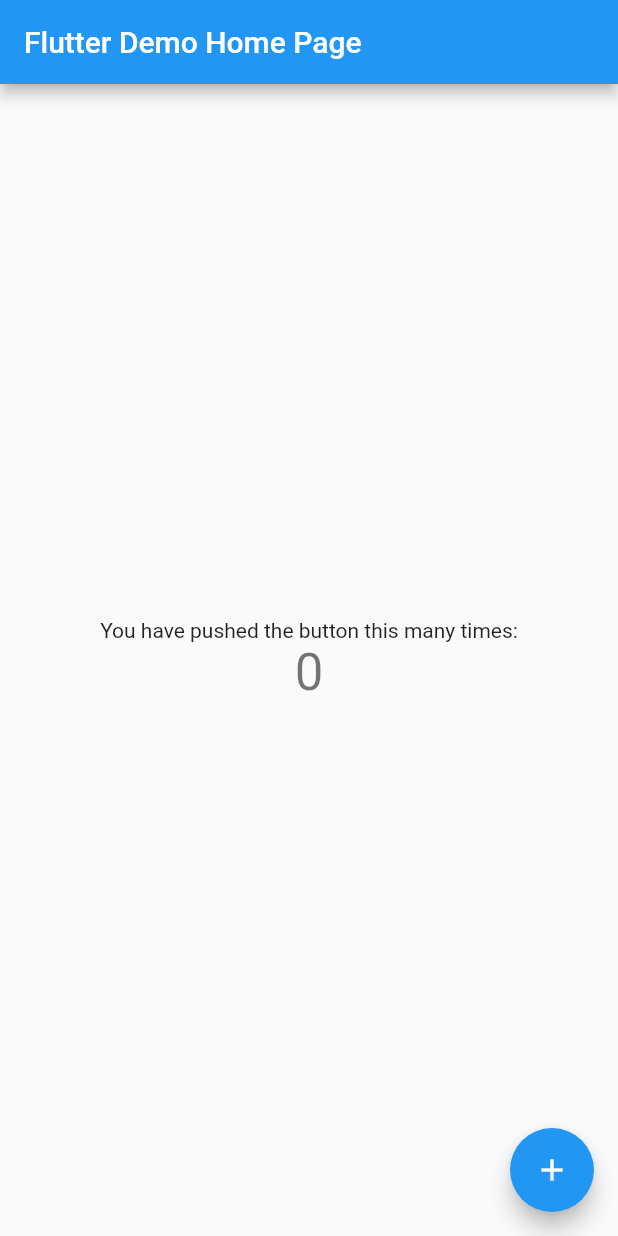
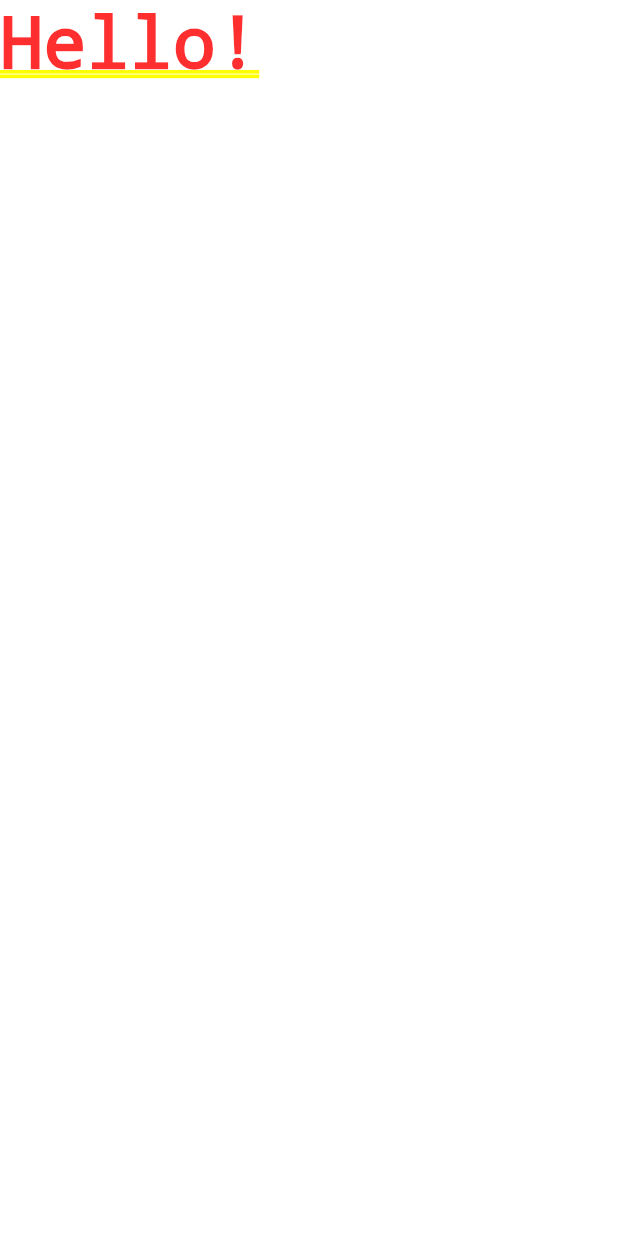
Before and after one commit to alex-pythonista/Flutter-Hello-World-App, a Flutter app: the screen it shows after launch, on a phone screen of 412 x 824 dp. Run offline on Flutter 3.47's test engine with Material 2 defaults, Android fonts, the phone set to English and light mode, and no system bars.

Commit message:
hello app scratch

```diff
--- a/lib/main.dart
+++ b/lib/main.dart
@@ -1,115 +1,14 @@
 import 'package:flutter/material.dart';
 
 void main() {
-  runApp(const MyApp());
+  runApp(HelloApp());
 }
 
-class MyApp extends StatelessWidget {
-  const MyApp({super.key});
-
-  // This widget is the root of your application.
+class HelloApp extends StatelessWidget {
   @override
   Widget build(BuildContext context) {
     return MaterialApp(
-      title: 'Flutter Demo',
-      theme: ThemeData(
-        // This is the theme of your application.
-        //
-        // Try running your application with "flutter run". You'll see the
-        // application has a blue toolbar. Then, without quitting the app, try
-        // changing the primarySwatch below to Colors.green and then invoke
-        // "hot reload" (press "r" in the console where you ran "flutter run",
-        // or simply save your changes to "hot reload" in a Flutter IDE).
-        // Notice that the counter didn't reset back to zero; the application
-        // is not restarted.
-        primarySwatch: Colors.blue,
-      ),
-      home: const MyHomePage(title: 'Flutter Demo Home Page'),
+      home: Text('Hello!'),
     );
   }
 }
-
-class MyHomePage extends StatefulWidget {
-  const MyHomePage({super.key, required this.title});
-
-  // This widget is the home page of your application. It is stateful, meaning
-  // that it has a State object (defined below) that contains fields that affect
-  // how it looks.
-
-  // This class is the configuration for the state. It holds the values (in this
-  // case the title) provided by the parent (in this case the App widget) and
-  // used by the build method of the State. Fields in a Widget subclass are
-  // always marked "final".
-
-  final String title;
-
-  @override
-  State<MyHomePage> createState() => _MyHomePageState();
-}
-
-class _MyHomePageState extends State<MyHomePage> {
-  int _counter = 0;
-
-  void _incrementCounter() {
-    setState(() {
-      // This call to setState tells the Flutter framework that something has
-      // changed in this State, which causes it to rerun the build method below
-      // so that the display can reflect the updated values. If we changed
-      // _counter without calling setState(), then the build method would not be
-      // called again, and so nothing would appear to happen.
-      _counter++;
-    });
-  }
-
-  @override
-  Widget build(BuildContext context) {
-    // This method is rerun every time setState is called, for instance as done
-    // by the _incrementCounter method above.
-    //
-    // The Flutter framework has been optimized to make rerunning build methods
-    // fast, so that you can just rebuild anything that needs updating rather
-    // than having to individually change instances of widgets.
-    return Scaffold(
-      appBar: AppBar(
-        // Here we take the value from the MyHomePage object that was created by
-        // the App.build method, and use it to set our appbar title.
-        title: Text(widget.title),
-      ),
-      body: Center(
-        // Center is a layout widget. It takes a single child and positions it
-        // in the middle of the parent.
-        child: Column(
-          // Column is also a layout widget. It takes a list of children and
-          // arranges them vertically. By default, it sizes itself to fit its
-          // children horizontally, and tries to be as tall as its parent.
-          //
-          // Invoke "debug painting" (press "p" in the console, choose the
-          // "Toggle Debug Paint" action from the Flutter Inspector in Android
-          // Studio, or the "Toggle Debug Paint" command in Visual Studio Code)
-          // to see the wireframe for each widget.
-          //
-          // Column has various properties to control how it sizes itself and
-          // how it positions its children. Here we use mainAxisAlignment to
-          // center the children vertically; the main axis here is the vertical
-          // axis because Columns are vertical (the cross axis would be
-          // horizontal).
-          mainAxisAlignment: MainAxisAlignment.center,
-          children: <Widget>[
-            const Text(
-              'You have pushed the button this many times:',
-            ),
-            Text(
-              '$_counter',
-              style: Theme.of(context).textTheme.headline4,
-            ),
-          ],
-        ),
-      ),
-      floatingActionButton: FloatingActionButton(
-        onPressed: _incrementCounter,
-        tooltip: 'Increment',
-        child: const Icon(Icons.add),
-      ), // This trailing comma makes auto-formatting nicer for build methods.
-    );
-  }
-}
```
